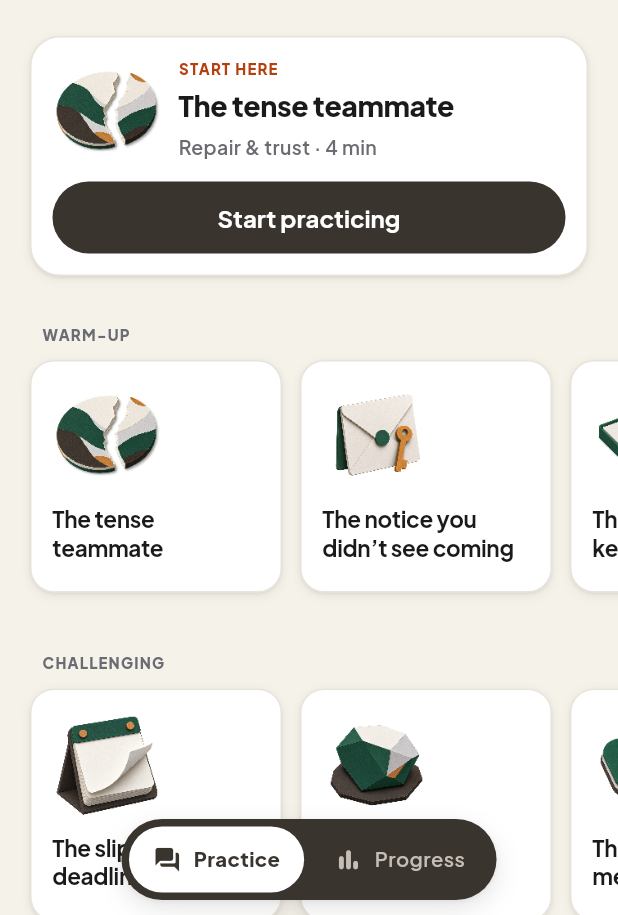
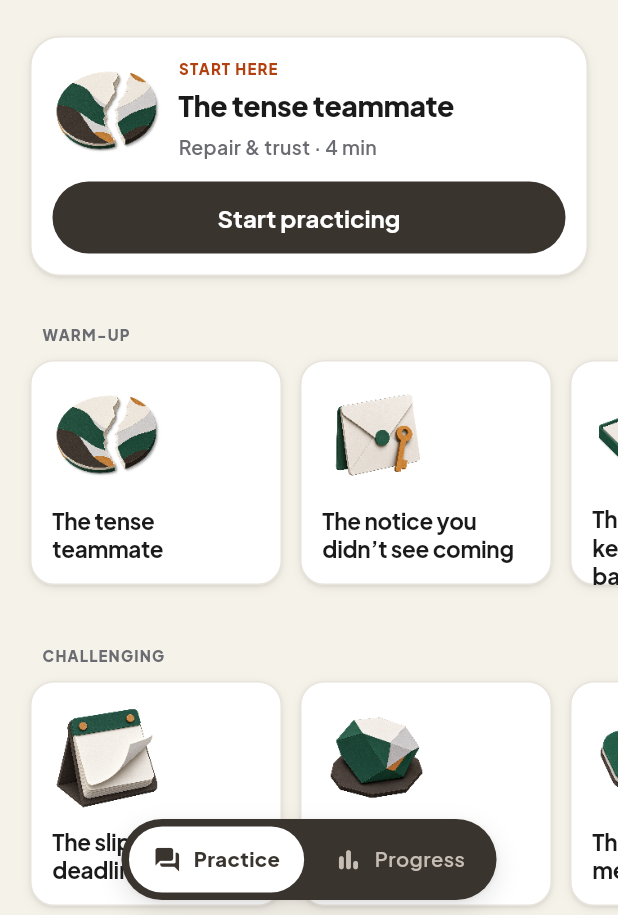
Before and after one commit to jeaniecho/rehearse, a Flutter app: the TabsScreen screen opened directly, on a phone screen of 412 x 824 dp, the part 321-1236 px from its top. Run offline on Flutter 3.47's test engine with Material 3 defaults, Android fonts, the phone set to English and light mode, and no system bars; our stand-ins replace flutter_tts, sentry_flutter, shared_preferences, speech_to_text; missing offline and left inert: posthog_flutter, purchases_flutter; accounts and stored records are empty.

Commit message:
feat: let every word be read
Eight places truncated their text with an ellipsis — the tile titles, the
person's name and role on two screens, the mode picker, the report's
scoring line, the nav labels, the unlock banner. A name that does not fit
is worth a second line; a title that ends in three dots is not a title.

The rail was the real work. A horizontal list has to be told its height,
and that height was written to fit exactly two lines, so deleting the cap
would have clipped what it used to ellipsise. It measures now: a
TextPainter over the actual titles, at the live text scale, in the same
style the tile draws. "The work that keeps coming back" is three lines, so
warm-up is a three-line rail.

That leaves slack in the shorter tiles. It sits above the title rather
than below it, so titles share a bottom edge across a rail instead of each
hanging at its own height over dead space.

The composer keeps a maxLines, because a field scrolls rather than hides —
raised three to six so a whole answer is usually in view, and no further
because six hundred characters would push away the conversation it
answers. Every screen was being laid out with that field empty, so the
tall case had never been tested; it is filled now, at 1.6x.

Co-Authored-By: Claude Opus 5 <noreply@anthropic.com>

```diff
--- a/lib/screens/brief_screen.dart
+++ b/lib/screens/brief_screen.dart
@@ -311,8 +311,6 @@ class _ModeOption extends StatelessWidget {
                     children: [
                       Text(
                         title,
-                        maxLines: 1,
-                        overflow: TextOverflow.ellipsis,
                         style: TextStyle(
                           color: selected ? AppColors.forest : AppColors.ink,
                           fontSize: 14,
@@ -322,8 +320,6 @@ class _ModeOption extends StatelessWidget {
                       const SizedBox(height: 3),
                       Text(
                         description,
-                        maxLines: 1,
-                        overflow: TextOverflow.ellipsis,
                         style: const TextStyle(
                           color: AppColors.muted,
                           fontSize: 11,
--- a/lib/screens/home_screen.dart
+++ b/lib/screens/home_screen.dart
@@ -1,3 +1,5 @@
+import 'dart:math' as math;
+
 import 'package:flutter/material.dart';
 
 import '../data/scenarios.dart';
@@ -38,6 +40,33 @@ const _railShadowRoom = 22.0;
 /// an icon stranded in a large white card. The masters are cut at
 /// `Illustration.stageSize`, so this costs nothing to draw.
 const _tileMark = 72.0;
+const _tileWidth = 168.0;
+const _tilePadding = 14.0;
+
+/// Shared so the rail measures the same text it draws. A title is never
+/// truncated, so the rail has to be as tall as the longest one in it.
+const _tileTitleStyle = TextStyle(
+  color: AppColors.ink,
+  fontSize: 15,
+  fontWeight: FontWeight.w700,
+  height: 1.25,
+  letterSpacing: -0.2,
+);
+
+double _tallestTitle(BuildContext context, List<Scenario> items) {
+  final scaler = MediaQuery.textScalerOf(context);
+  var tallest = 0.0;
+  for (final scenario in items) {
+    final painter = TextPainter(
+      text: TextSpan(text: scenario.title, style: _tileTitleStyle),
+      textDirection: TextDirection.ltr,
+      textScaler: scaler,
+    )..layout(maxWidth: _tileWidth - _tilePadding * 2);
+    tallest = math.max(tallest, painter.height);
+    painter.dispose();
+  }
+  return tallest;
+}
 
 class HomeScreen extends StatelessWidget {
   const HomeScreen({super.key});
@@ -254,8 +283,6 @@ class _ProUpsell extends StatelessWidget {
               const Expanded(
                 child: Text(
                   'Unlock all conversations',
-                  maxLines: 1,
-                  overflow: TextOverflow.ellipsis,
                   style: TextStyle(
                     color: AppColors.ink,
                     fontSize: 14,
@@ -397,27 +424,21 @@ class _StakesGroup extends StatelessWidget {
         // for their shadow, so a label that looked close to the tiles was
         // eighteen points off them.
         const SizedBox(height: 4),
-        // A horizontal list has to be told its height, so it is derived from
-        // the text scale rather than fixed: the illustration is a constant
-        // but the two lines of title under it are not, and a rail that could
-        // not grow would clip them at an accessibility size.
-        //
-        // The scaled term is the title alone now. It was the title and a
-        // footer line; the state moved up beside the mark, and the rail gave
-        // back the height that line was holding.
+        // A horizontal list has to be told its height, so it is measured
+        // rather than assumed: the illustration is a constant but the title
+        // under it is not, and titles are never truncated. Two lines used to
+        // be the cap; now the rail is as tall as the longest title in it at
+        // whatever text scale is set, which is the only way every word shows.
         SizedBox(
           height:
-              _tileMark +
-              40 +
-              _railShadowRoom +
-              MediaQuery.textScalerOf(context).scale(43),
+              _tileMark + 40 + _railShadowRoom + _tallestTitle(context, items),
           child: ListView.separated(
             scrollDirection: Axis.horizontal,
             padding: _railGutter,
             itemCount: items.length,
             separatorBuilder: (_, _) => const SizedBox(width: 12),
             itemBuilder: (_, index) =>
-                SizedBox(width: 168, child: _tile(items[index])),
+                SizedBox(width: _tileWidth, child: _tile(items[index])),
           ),
         ),
         const SizedBox(height: 24),
@@ -512,20 +533,12 @@ class _ScenarioTile extends StatelessWidget {
                 ],
               ),
               const SizedBox(height: 10),
-              Text(
-                scenario.title,
-                // The rail is a fixed height, so the title is capped rather
-                // than allowed to push past it at a large text scale.
-                maxLines: 2,
-                overflow: TextOverflow.ellipsis,
-                style: const TextStyle(
-                  color: AppColors.ink,
-                  fontSize: 15,
-                  fontWeight: FontWeight.w700,
-                  height: 1.25,
-                  letterSpacing: -0.2,
-                ),
-              ),
+              // The rail is as tall as its longest title, so most tiles have
+              // slack. It belongs above the title, not below it: titles then
+              // share a bottom edge across the rail instead of each floating
+              // at a different height over dead space.
+              const Spacer(),
+              Text(scenario.title, style: _tileTitleStyle),
             ],
           ),
         ),
--- a/lib/screens/practice/composer.dart
+++ b/lib/screens/practice/composer.dart
@@ -213,7 +213,11 @@ class _FreeformComposer extends StatelessWidget {
           enabled: !isBusy,
           readOnly: isListening,
           minLines: 1,
-          maxLines: 3,
+          // Grows with what is being written rather than holding three
+          // lines and hiding the rest. Not unbounded: 600 characters is
+          // fifteen-odd lines, and a composer that tall would push the
+          // conversation it answers off the screen — past six it scrolls.
+          maxLines: 6,
           maxLength: 600,
           onSubmitted: (_) {
             if (!isBusy) onSubmit();
--- a/lib/screens/practice_screen.dart
+++ b/lib/screens/practice_screen.dart
@@ -508,8 +508,6 @@ class _PracticeScreenState extends State<PracticeScreen>
                 children: [
                   Text(
                     widget.scenario.personName,
-                    maxLines: 1,
-                    overflow: TextOverflow.ellipsis,
                     style: const TextStyle(
                       fontSize: 14,
                       fontWeight: FontWeight.w800,
@@ -517,8 +515,6 @@ class _PracticeScreenState extends State<PracticeScreen>
                   ),
                   Text(
                     widget.scenario.personRole,
-                    maxLines: 1,
-                    overflow: TextOverflow.ellipsis,
                     style: const TextStyle(
                       color: AppColors.muted,
                       fontSize: 11,
--- a/lib/screens/results_screen.dart
+++ b/lib/screens/results_screen.dart
@@ -141,8 +141,6 @@ class _ResultsScreenState extends State<ResultsScreen> {
                       _summary.usedAi
                           ? 'Personalized by AI'
                           : 'Private demo scoring',
-                      maxLines: 1,
-                      overflow: TextOverflow.ellipsis,
                       textAlign: TextAlign.end,
                       style: const TextStyle(
                         color: AppColors.muted,
--- a/lib/screens/tabs_screen.dart
+++ b/lib/screens/tabs_screen.dart
@@ -211,13 +211,11 @@ class _NavPill extends StatelessWidget {
                 children: [
                   Icon(icon, size: 19, color: ink),
                   const SizedBox(width: 8),
-                  // Flexible so a large text scale ellipsises inside the
-                  // capsule rather than pushing it past the gutter.
+                  // Flexible so a large text scale wraps inside the capsule
+                  // rather than pushing it past the gutter.
                   Flexible(
                     child: Text(
                       label,
-                      maxLines: 1,
-                      overflow: TextOverflow.ellipsis,
                       style: TextStyle(
                         color: ink,
                         fontSize: 13.5,
--- a/lib/widgets/difficulty_picker.dart
+++ b/lib/widgets/difficulty_picker.dart
@@ -67,7 +67,6 @@ class DifficultyPicker extends StatelessWidget {
                           child: Text(
                             level.label,
                             textAlign: TextAlign.center,
-                            maxLines: 2,
                             style: TextStyle(
                               color: level == selected
                                   ? Colors.white
```
Also changed, not shown: 2 other files.
